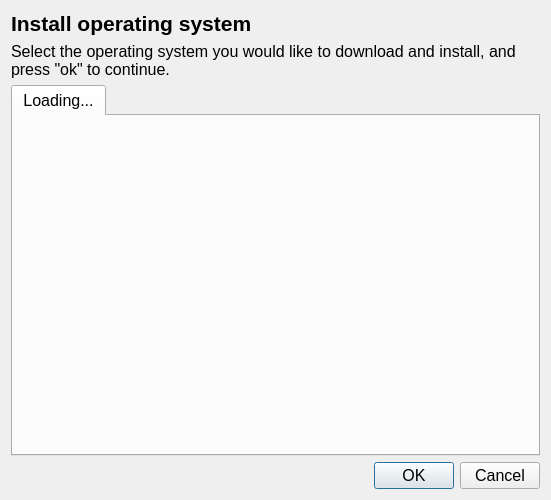
Old version of the form BerrybootGUI2.0/adddialog.ui in the repository maxnet/berryboot.
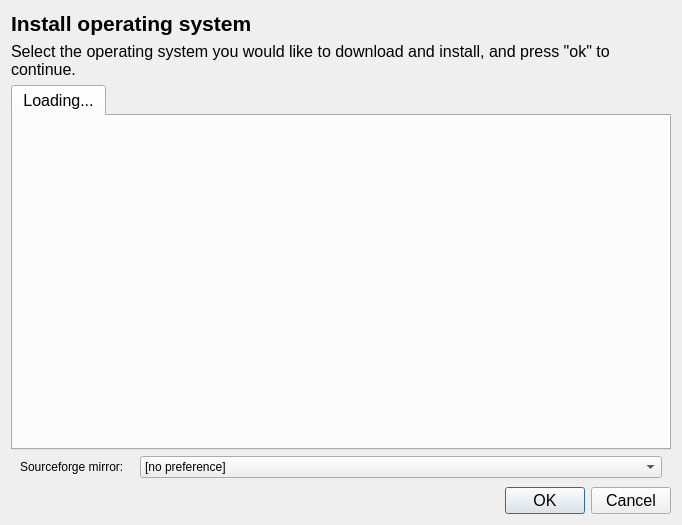
New version of the form. Icons and pictures are not drawn.

What changed in the file:
```diff
--- a/BerrybootGUI2.0/adddialog.ui
+++ b/BerrybootGUI2.0/adddialog.ui
@@ -9,8 +9,8 @@
    <rect>
     <x>0</x>
     <y>0</y>
-    <width>551</width>
-    <height>500</height>
+    <width>682</width>
+    <height>525</height>
    </rect>
   </property>
   <property name="windowTitle">
@@ -32,7 +32,7 @@
      </property>
     </widget>
    </item>
-   <item row="3" column="0">
+   <item row="4" column="0">
     <widget class="QDialogButtonBox" name="buttonBox">
      <property name="font">
       <font>
@@ -72,6 +72,52 @@
      </widget>
     </widget>
    </item>
+   <item row="3" column="0">
+    <widget class="QWidget" name="widget" native="true">
+     <property name="sizePolicy">
+      <sizepolicy hsizetype="Preferred" vsizetype="Preferred">
+       <horstretch>0</horstretch>
+       <verstretch>0</verstretch>
+      </sizepolicy>
+     </property>
+     <property name="minimumSize">
+      <size>
+       <width>0</width>
+       <height>25</height>
+      </size>
+     </property>
+     <layout class="QFormLayout" name="formLayout">
+      <property name="topMargin">
+       <number>0</number>
+      </property>
+      <property name="bottomMargin">
+       <number>0</number>
+      </property>
+      <item row="0" column="0">
+       <widget class="QLabel" name="label_3">
+        <property name="text">
+         <string>Sourceforge mirror:   </string>
+        </property>
+       </widget>
+      </item>
+      <item row="0" column="1">
+       <widget class="QComboBox" name="mirrorBox">
+        <property name="sizePolicy">
+         <sizepolicy hsizetype="Expanding" vsizetype="Fixed">
+          <horstretch>0</horstretch>
+          <verstretch>0</verstretch>
+         </sizepolicy>
+        </property>
+        <item>
+         <property name="text">
+          <string>[no preference]</string>
+         </property>
+        </item>
+       </widget>
+      </item>
+     </layout>
+    </widget>
+   </item>
   </layout>
   <action name="actionProxy_Settings">
    <property name="icon">
```
